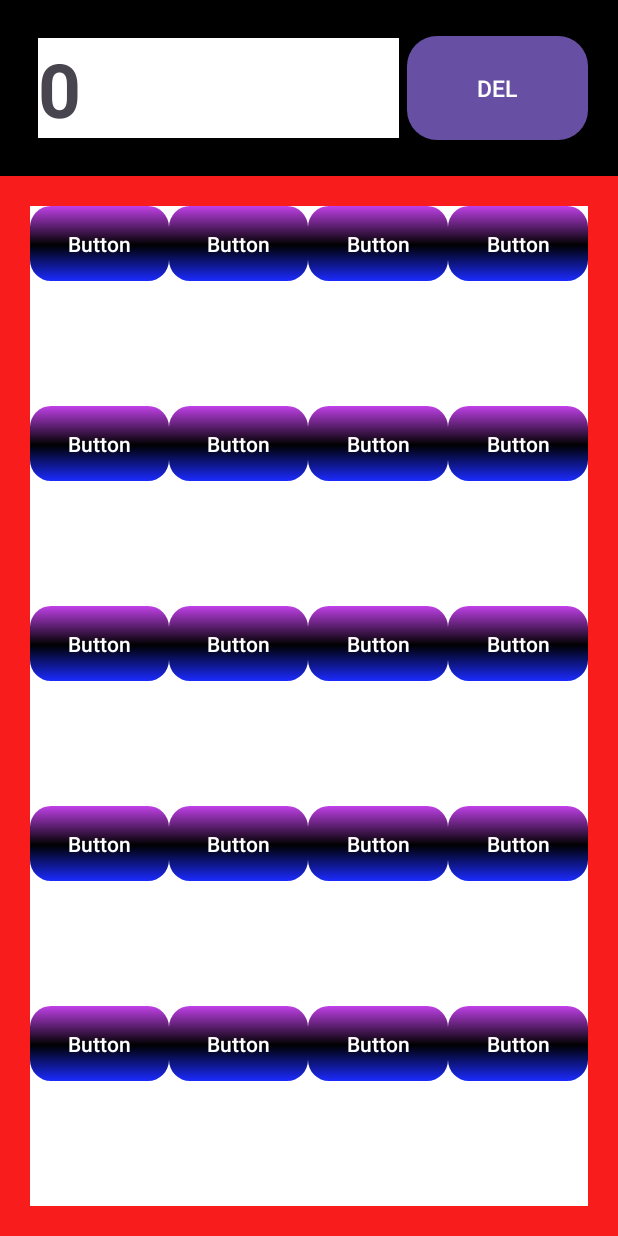
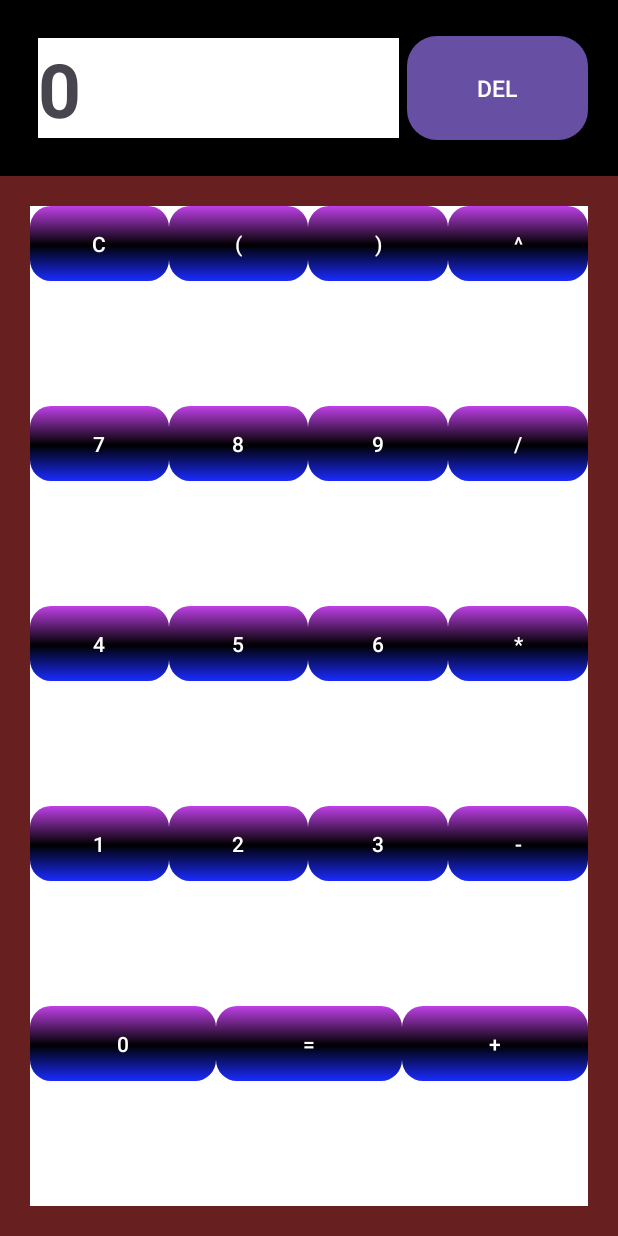
Before and after one commit to pfervva/Calculadora, an Android app: the screen it shows after launch (MainActivity), on a phone screen of 412 x 824 dp. Run offline under Robolectric (Android 15) with nearby library versions, the phone set to English and light mode, and no system bars.

Commit message:
Versión 0.3 - Listo para ejecutar, falta logica

```diff
--- a/app/build.gradle.kts
+++ b/app/build.gradle.kts
@@ -9,7 +9,7 @@ android {
 
     defaultConfig {
         applicationId = "com.example.calculadora"
-        minSdk = 34
+        minSdk = 30
         targetSdk = 34
         versionCode = 1
         versionName = "1.0"
--- a/app/src/main/res/drawable/boton_principal.xml
+++ b/app/src/main/res/drawable/boton_principal.xml
@@ -1,25 +1,43 @@
-<?xml version="1.0" encoding="utf-8"?>
-<shape xmlns:android="http://schemas.android.com/apk/res/android" android:shape="rectangle" >
-    <corners
-        android:radius="14dp"
-        />
+<!-- res/drawable/boton_principal.xml -->
+<selector xmlns:android="http://schemas.android.com/apk/res/android">
+
+    <!-- Estado cuando el botón está presionado -->
+    <item android:state_pressed="true">
+        <shape>
+            <corners android:radius="14dp" />
+            <gradient
+                android:angle="50"
+                android:centerX="52%"
+                android:centerColor="#000000"
+                android:startColor="#1B2BFF"
+                android:endColor="#C040E8"
+                android:type="linear" />
+            <padding
+                android:left="0dp"
+                android:top="0dp"
+                android:right="0dp"
+                android:bottom="0dp" />
+            <size android:width="50dp" android:height="50dp" />
+        </shape>
+    </item>
+
+    <!-- Estado por defecto -->
+    <item>
+        <shape>
+            <corners android:radius="14dp" />
             <gradient
                 android:angle="50"
                 android:centerX="52%"
                 android:centerColor="#000000"
                 android:startColor="#C040E8"
                 android:endColor="#1B2BFF"
-        android:type="linear"
-        />
+                android:type="linear" />
             <padding
                 android:left="0dp"
                 android:top="0dp"
                 android:right="0dp"
-        android:bottom="0dp"
-        />
-    <size
-        android:width="50dp"
-        android:height="50dp"
-        />
-
+                android:bottom="0dp" />
+            <size android:width="50dp" android:height="50dp" />
         </shape>
+    </item>
+</selector>
--- a/app/src/main/res/layout/activity_main.xml
+++ b/app/src/main/res/layout/activity_main.xml
@@ -4,7 +4,7 @@
     xmlns:tools="http://schemas.android.com/tools"
     android:layout_width="match_parent"
     android:layout_height="match_parent"
-    android:background="#9E4444"
+    android:background="#9F0404"
     tools:context=".MainActivity">
 
     <LinearLayout
@@ -51,9 +51,55 @@
             android:layout_width="match_parent"
             android:layout_height="0dp"
             android:layout_weight="6"
-            android:background="#F81C1C"
+            android:background="#681F1F"
             android:orientation="vertical"
             android:padding="20dp">
+
+            <LinearLayout
+                android:id="@+id/linea5"
+                android:layout_width="match_parent"
+                android:layout_height="match_parent"
+                android:layout_weight="1"
+
+                android:background="#FFFFFF"
+                android:orientation="horizontal">
+
+                <Button
+                    android:id="@+id/button18"
+                    android:layout_width="wrap_content"
+                    android:layout_height="wrap_content"
+                    android:layout_weight="1"
+                    android:background="@drawable/boton_principal"
+                    android:text="C"
+                    app:backgroundTint="@null" />
+
+                <Button
+                    android:id="@+id/button19"
+                    android:layout_width="wrap_content"
+                    android:layout_height="wrap_content"
+                    android:layout_weight="1"
+                    android:background="@drawable/boton_principal"
+                    android:text="("
+                    app:backgroundTint="@null" />
+
+                <Button
+                    android:id="@+id/button20"
+                    android:layout_width="wrap_content"
+                    android:layout_height="wrap_content"
+                    android:layout_weight="1"
+                    android:background="@drawable/boton_principal"
+                    android:text=")"
+                    app:backgroundTint="@null" />
+
+                <Button
+                    android:id="@+id/button21"
+                    android:layout_width="wrap_content"
+                    android:layout_height="wrap_content"
+                    android:layout_weight="1"
+                    android:background="@drawable/boton_principal"
+                    android:text="^"
+                    app:backgroundTint="@null" />
+            </LinearLayout>
 
             <LinearLayout
                 android:id="@+id/linea1"
@@ -70,7 +116,7 @@
                     android:layout_height="wrap_content"
                     android:layout_weight="1"
                     android:background="@drawable/boton_principal"
-                    android:text="Button"
+                    android:text="7"
                     app:backgroundTint="@null" />
 
                 <Button
@@ -79,7 +125,7 @@
                     android:layout_height="wrap_content"
                     android:layout_weight="1"
                     android:background="@drawable/boton_principal"
-                    android:text="Button"
+                    android:text="8"
                     app:backgroundTint="@null" />
 
                 <Button
@@ -88,7 +134,7 @@
                     android:layout_height="wrap_content"
                     android:layout_weight="1"
                     android:background="@drawable/boton_principal"
-                    android:text="Button"
+                    android:text="9"
                     app:backgroundTint="@null" />
 
                 <Button
@@ -97,7 +143,7 @@
                     android:layout_height="wrap_content"
                     android:layout_weight="1"
                     android:background="@drawable/boton_principal"
-                    android:text="Button"
+                    android:text="/"
                     app:backgroundTint="@null" />
 
             </LinearLayout>
@@ -117,7 +163,7 @@
                     android:layout_height="wrap_content"
                     android:layout_weight="1"
                     android:background="@drawable/boton_principal"
-                    android:text="Button"
+                    android:text="4"
                     app:backgroundTint="@null" />
 
                 <Button
@@ -126,7 +172,7 @@
                     android:layout_height="wrap_content"
                     android:layout_weight="1"
                     android:background="@drawable/boton_principal"
-                    android:text="Button"
+                    android:text="5"
                     app:backgroundTint="@null" />
 
                 <Button
@@ -135,7 +181,7 @@
                     android:layout_height="wrap_content"
                     android:layout_weight="1"
                     android:background="@drawable/boton_principal"
-                    android:text="Button"
+                    android:text="6"
                     app:backgroundTint="@null" />
 
                 <Button
@@ -144,7 +190,7 @@
                     android:layout_height="wrap_content"
                     android:layout_weight="1"
                     android:background="@drawable/boton_principal"
-                    android:text="Button"
+                    android:text="*"
                     app:backgroundTint="@null" />
             </LinearLayout>
 
@@ -162,7 +208,7 @@
                     android:layout_height="wrap_content"
                     android:layout_weight="1"
                     android:background="@drawable/boton_principal"
-                    android:text="Button"
+                    android:text="1"
                     app:backgroundTint="@null" />
 
                 <Button
@@ -171,7 +217,7 @@
                     android:layout_height="wrap_content"
                     android:layout_weight="1"
                     android:background="@drawable/boton_principal"
-                    android:text="Button"
+                    android:text="2"
                     app:backgroundTint="@null" />
 
                 <Button
@@ -180,7 +226,7 @@
                     android:layout_height="wrap_content"
                     android:layout_weight="1"
                     android:background="@drawable/boton_principal"
-                    android:text="Button"
+                    android:text="3"
                     app:backgroundTint="@null" />
 
                 <Button
@@ -189,7 +235,7 @@
                     android:layout_height="wrap_content"
                     android:layout_weight="1"
                     android:background="@drawable/boton_principal"
-                    android:text="Button"
+                    android:text="-"
                     app:backgroundTint="@null" />
             </LinearLayout>
 
@@ -208,16 +254,7 @@
                     android:layout_height="wrap_content"
                     android:layout_weight="1"
                     android:background="@drawable/boton_principal"
-                    android:text="Button"
-                    app:backgroundTint="@null" />
-
-                <Button
-                    android:id="@+id/button16"
-                    android:layout_width="wrap_content"
-                    android:layout_height="wrap_content"
-                    android:layout_weight="1"
-                    android:background="@drawable/boton_principal"
-                    android:text="Button"
+                    android:text="0"
                     app:backgroundTint="@null" />
 
                 <Button
@@ -226,7 +263,7 @@
                     android:layout_height="wrap_content"
                     android:layout_weight="1"
                     android:background="@drawable/boton_principal"
-                    android:text="Button"
+                    android:text="="
                     app:backgroundTint="@null" />
 
                 <Button
@@ -235,55 +272,10 @@
                     android:layout_height="wrap_content"
                     android:layout_weight="1"
                     android:background="@drawable/boton_principal"
-                    android:text="Button"
+                    android:text="+"
                     app:backgroundTint="@null" />
             </LinearLayout>
 
-            <LinearLayout
-                android:id="@+id/linea5"
-                android:layout_width="match_parent"
-                android:layout_height="match_parent"
-                android:layout_weight="1"
-
-                android:background="#FFFFFF"
-                android:orientation="horizontal">
-
-                <Button
-                    android:id="@+id/button18"
-                    android:layout_width="wrap_content"
-                    android:layout_height="wrap_content"
-                    android:layout_weight="1"
-                    android:background="@drawable/boton_principal"
-                    android:text="Button"
-                    app:backgroundTint="@null" />
-
-                <Button
-                    android:id="@+id/button19"
-                    android:layout_width="wrap_content"
-                    android:layout_height="wrap_content"
-                    android:layout_weight="1"
-                    android:background="@drawable/boton_principal"
-                    android:text="Button"
-                    app:backgroundTint="@null" />
-
-                <Button
-                    android:id="@+id/button20"
-                    android:layout_width="wrap_content"
-                    android:layout_height="wrap_content"
-                    android:layout_weight="1"
-                    android:background="@drawable/boton_principal"
-                    android:text="Button"
-                    app:backgroundTint="@null" />
-
-                <Button
-                    android:id="@+id/button21"
-                    android:layout_width="wrap_content"
-                    android:layout_height="wrap_content"
-                    android:layout_weight="1"
-                    android:background="@drawable/boton_principal"
-                    android:text="Button"
-                    app:backgroundTint="@null" />
-            </LinearLayout>
         </LinearLayout>
 
     </LinearLayout>
```
Lines whose indentation alone changed are shown as unchanged.
